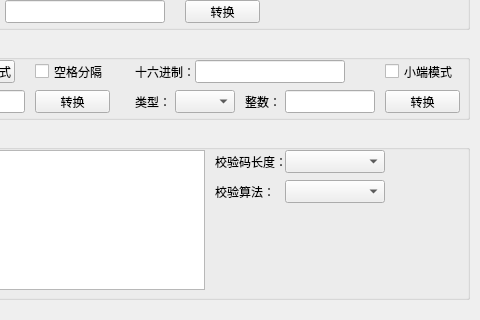
Old version of the form Plugins/UDPTest/datacheckform.ui in the repository TestingLife-Zhangjinkun/BusTest; both pictures show x 310 to 790 and y 210 to 530 of the 790 by 530 pixel window.
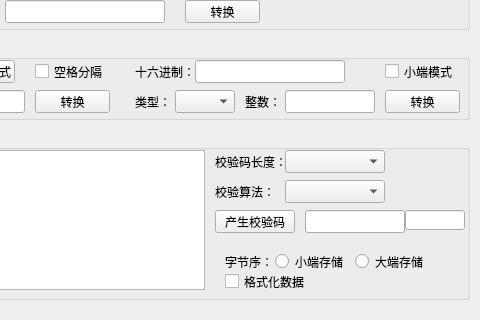
New version of the form.

Commit message: Add some CRC checksum algorithm

The edit to the form file:
```diff
--- a/Plugins/UDPTest/datacheckform.ui
+++ b/Plugins/UDPTest/datacheckform.ui
@@ -814,6 +814,91 @@
      </rect>
     </property>
    </widget>
+   <widget class="QPushButton" name="pushButton_Generate_Checkcode">
+    <property name="geometry">
+     <rect>
+      <x>520</x>
+      <y>80</y>
+      <width>80</width>
+      <height>23</height>
+     </rect>
+    </property>
+    <property name="text">
+     <string>产生校验码</string>
+    </property>
+   </widget>
+   <widget class="QLineEdit" name="lineEdit_Checkcode">
+    <property name="geometry">
+     <rect>
+      <x>610</x>
+      <y>80</y>
+      <width>100</width>
+      <height>23</height>
+     </rect>
+    </property>
+   </widget>
+   <widget class="QLabel" name="label_13">
+    <property name="geometry">
+     <rect>
+      <x>530</x>
+      <y>120</y>
+      <width>50</width>
+      <height>23</height>
+     </rect>
+    </property>
+    <property name="text">
+     <string>字节序：</string>
+    </property>
+   </widget>
+   <widget class="QRadioButton" name="radioButton_SmallStorage">
+    <property name="geometry">
+     <rect>
+      <x>580</x>
+      <y>120</y>
+      <width>70</width>
+      <height>23</height>
+     </rect>
+    </property>
+    <property name="text">
+     <string>小端存储</string>
+    </property>
+   </widget>
+   <widget class="QRadioButton" name="radioButton_BigStorage">
+    <property name="geometry">
+     <rect>
+      <x>660</x>
+      <y>120</y>
+      <width>70</width>
+      <height>23</height>
+     </rect>
+    </property>
+    <property name="text">
+     <string>大端存储</string>
+    </property>
+   </widget>
+   <widget class="QCheckBox" name="checkBox_FormatData">
+    <property name="geometry">
+     <rect>
+      <x>530</x>
+      <y>140</y>
+      <width>100</width>
+      <height>23</height>
+     </rect>
+    </property>
+    <property name="text">
+     <string>格式化数据</string>
+    </property>
+   </widget>
+   <widget class="QLineEdit" name="lineEdit_Checkcode_Dec">
+    <property name="geometry">
+     <rect>
+      <x>710</x>
+      <y>80</y>
+      <width>60</width>
+      <height>20</height>
+     </rect>
+    </property>
+   </widget>
   </widget>
  </widget>
  <resources/>
```
The commit also changes 2 other files.
